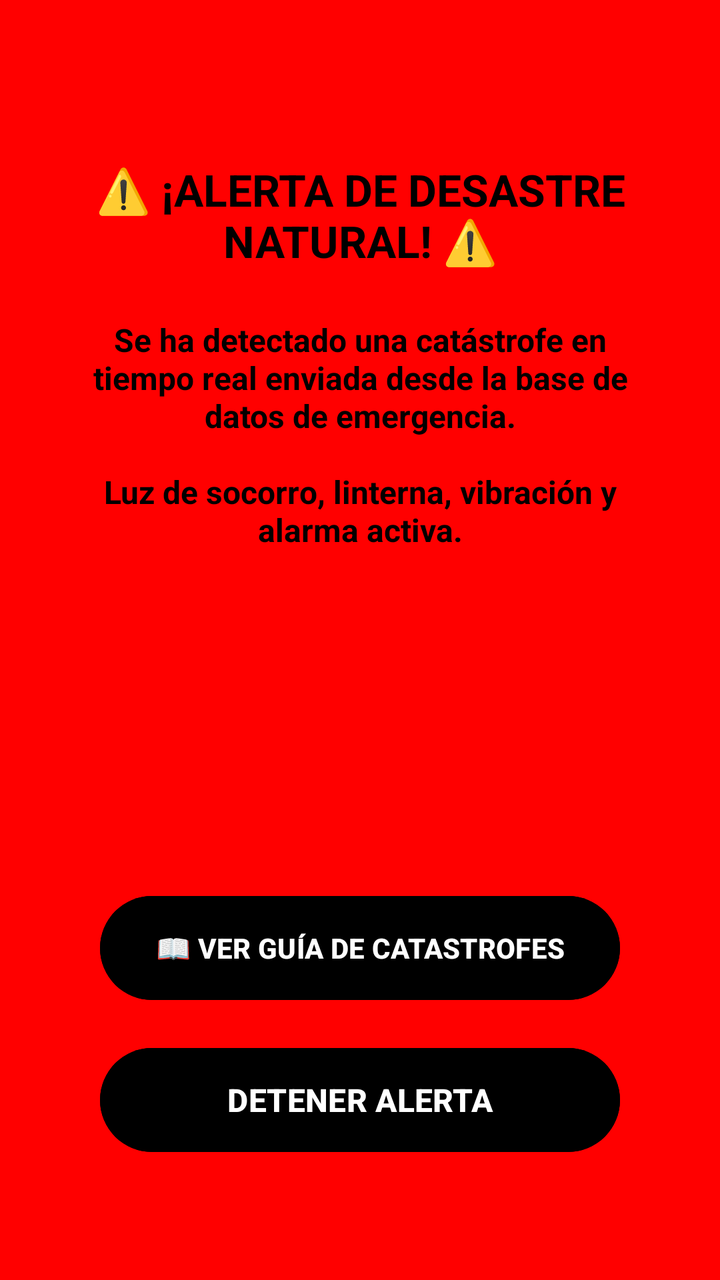
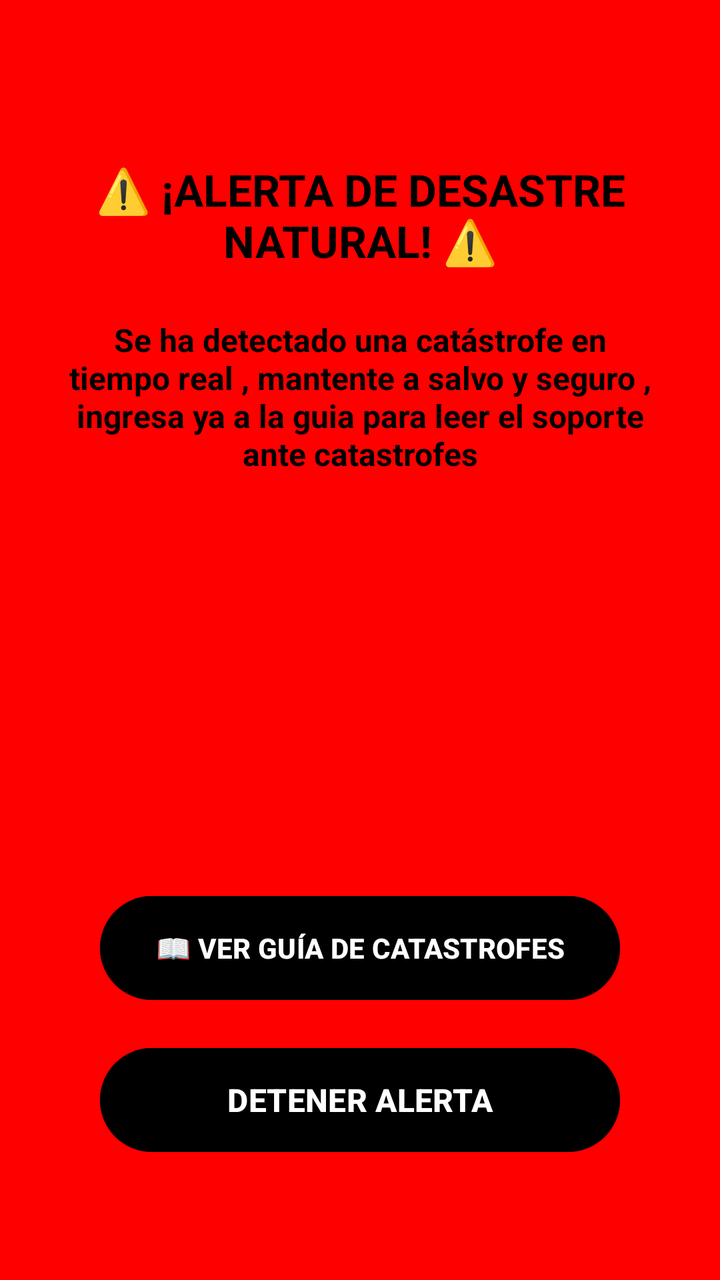

An Android layout rendered at two revisions. The XML below is the earlier revision; the diff shows what the commit changed to produce the second picture.
<!-- AndroidManifest.xml: application theme Theme.MyApplication -->
<!-- res/layout/activity_desastre_alerta.xml -->
<?xml version="1.0" encoding="utf-8"?>
<androidx.constraintlayout.widget.ConstraintLayout xmlns:android="http://schemas.android.com/apk/res/android"
    xmlns:app="http://schemas.android.com/apk/res-auto"
    xmlns:tools="http://schemas.android.com/tools"
    android:id="@+id/desastreLayout"
    android:layout_width="match_parent"
    android:layout_height="match_parent"
    android:background="#FF0000"
    tools:context=".presentation.desastre.DesastreAlertaActivity">

    <TextView
        android:id="@+id/tvTituloDesastre"
        android:layout_width="wrap_content"
        android:layout_height="wrap_content"
        android:layout_marginTop="80dp"
        android:text="⚠️ ¡ALERTA DE DESASTRE NATURAL! ⚠️"
        android:textColor="#000000"
        android:textSize="22sp"
        android:textStyle="bold"
        android:gravity="center"
        app:layout_constraintEnd_toEndOf="parent"
        app:layout_constraintStart_toStartOf="parent"
        app:layout_constraintTop_toTopOf="parent" />

    <TextView
        android:id="@+id/tvSubtituloDesastre"
        android:layout_width="0dp"
        android:layout_height="wrap_content"
        android:layout_marginHorizontal="32dp"
        android:layout_marginTop="24dp"
        android:gravity="center"
        android:text="Se ha detectado una catástrofe en tiempo real enviada desde la base de datos de emergencia.\n\nLuz de socorro, linterna, vibración y alarma activa."
        android:textColor="#000000"
        android:textSize="16sp"
        android:textStyle="bold"
        app:layout_constraintEnd_toEndOf="parent"
        app:layout_constraintStart_toStartOf="parent"
        app:layout_constraintTop_toBottomOf="@+id/tvTituloDesastre" />

    <LinearLayout
        android:layout_width="wrap_content"
        android:layout_height="wrap_content"
        android:orientation="vertical"
        android:gravity="center"
        android:layout_marginBottom="60dp"
        app:layout_constraintBottom_toBottomOf="parent"
        app:layout_constraintEnd_toEndOf="parent"
        app:layout_constraintStart_toStartOf="parent">

        
        <Button
            android:id="@+id/btnGuiaCatastrofes"
            android:layout_width="260dp"
            android:layout_height="60dp"
            android:layout_marginBottom="16dp"
            android:backgroundTint="#000000"
            android:text="📖 VER GUÍA DE CATASTROFES"
            android:textColor="#FFFFFF"
            android:textSize="14sp"
            android:textStyle="bold" />

        
        <Button
            android:id="@+id/btnDetenerAlerta"
            android:layout_width="260dp"
            android:layout_height="60dp"
            android:backgroundTint="#000000"
            android:text="DETENER ALERTA"
            android:textColor="#FFFFFF"
            android:textSize="16sp"
            android:textStyle="bold" />

    </LinearLayout>

</androidx.constraintlayout.widget.ConstraintLayout>
<!-- resources referenced by this layout -->
<resources>
  <style name="Theme.MyApplication" parent="Base.Theme.MyApplication" />
  <style name="Base.Theme.MyApplication" parent="Theme.Material3.DayNight.NoActionBar">
          
          
      </style>
</resources>

<!-- the commit's change to res/layout/activity_desastre_alerta.xml (unified diff, before → after) -->
@@ -29,7 +29,7 @@
         android:layout_marginHorizontal="32dp"
         android:layout_marginTop="24dp"
         android:gravity="center"
-        android:text="Se ha detectado una catástrofe en tiempo real enviada desde la base de datos de emergencia.\n\nLuz de socorro, linterna, vibración y alarma activa."
+        android:text="Se ha detectado una catástrofe en tiempo real , mantente a salvo y seguro , ingresa ya a la guia para leer el soporte ante catastrofes"
         android:textColor="#000000"
         android:textSize="16sp"
         android:textStyle="bold"
